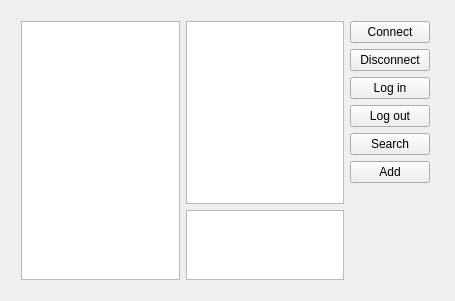
First picture: the form in mywechat_client/mainwindow.ui, repository TeonSean/mywechat, before the edit.
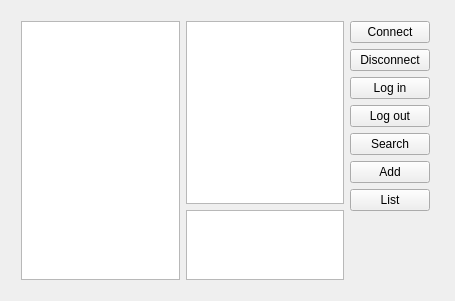
Second picture: the form after the edit.

The edit to the form file:
```diff
--- a/mywechat_client/mainwindow.ui
+++ b/mywechat_client/mainwindow.ui
@@ -95,6 +95,13 @@
          </property>
         </widget>
        </item>
+       <item>
+        <widget class="QPushButton" name="list">
+         <property name="text">
+          <string>List</string>
+         </property>
+        </widget>
+       </item>
        <item>
         <layout class="QVBoxLayout" name="verticalLayout_3"/>
        </item>
```
